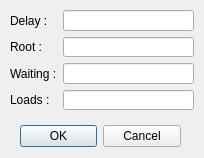
Qt form preferencesform.ui (sidorplugin/HearDemoTrackEasy) before a commit.
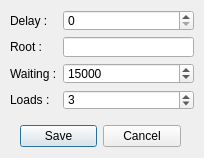
The same form after that commit.

Diff of the .ui file:
```diff
--- a/preferencesform.ui
+++ b/preferencesform.ui
@@ -26,7 +26,7 @@
     <enum>Qt::Horizontal</enum>
    </property>
    <property name="standardButtons">
-    <set>QDialogButtonBox::Cancel|QDialogButtonBox::Ok</set>
+    <set>QDialogButtonBox::Cancel|QDialogButtonBox::Save</set>
    </property>
   </widget>
   <widget class="QWidget" name="layoutWidget">
@@ -39,12 +39,6 @@
     </rect>
    </property>
    <layout class="QGridLayout" name="gridLayout">
-    <item row="3" column="1">
-     <widget class="QLineEdit" name="lineEdit_Loads"/>
-    </item>
-    <item row="0" column="1">
-     <widget class="QLineEdit" name="lineEdit_Delay"/>
-    </item>
     <item row="3" column="0">
      <widget class="QLabel" name="label_Loads">
       <property name="text">
@@ -60,10 +54,11 @@
      </widget>
     </item>
     <item row="1" column="1">
-     <widget class="QLineEdit" name="lineEdit_Root"/>
-    </item>
-    <item row="2" column="1">
-     <widget class="QLineEdit" name="lineEdit_Waiting"/>
+     <widget class="QLineEdit" name="lineEdit_Root">
+      <property name="whatsThis">
+       <string>&lt;html&gt;&lt;head/&gt;&lt;body&gt;&lt;p&gt;Путь к папке сохранения файлов.&lt;/p&gt;&lt;/body&gt;&lt;/html&gt;</string>
+      </property>
+     </widget>
     </item>
     <item row="1" column="0">
      <widget class="QLabel" name="label_Root">
@@ -79,6 +74,42 @@
       </property>
      </widget>
     </item>
+    <item row="0" column="1">
+     <widget class="QSpinBox" name="spinBox_Delay">
+      <property name="maximum">
+       <number>10</number>
+      </property>
+     </widget>
+    </item>
+    <item row="2" column="1">
+     <widget class="QSpinBox" name="spinBox_Waiting">
+      <property name="minimum">
+       <number>10000</number>
+      </property>
+      <property name="maximum">
+       <number>50000</number>
+      </property>
+      <property name="singleStep">
+       <number>1000</number>
+      </property>
+      <property name="value">
+       <number>15000</number>
+      </property>
+     </widget>
+    </item>
+    <item row="3" column="1">
+     <widget class="QSpinBox" name="spinBox_Loads">
+      <property name="minimum">
+       <number>1</number>
+      </property>
+      <property name="maximum">
+       <number>6</number>
+      </property>
+      <property name="value">
+       <number>3</number>
+      </property>
+     </widget>
+    </item>
    </layout>
   </widget>
  </widget>
```
